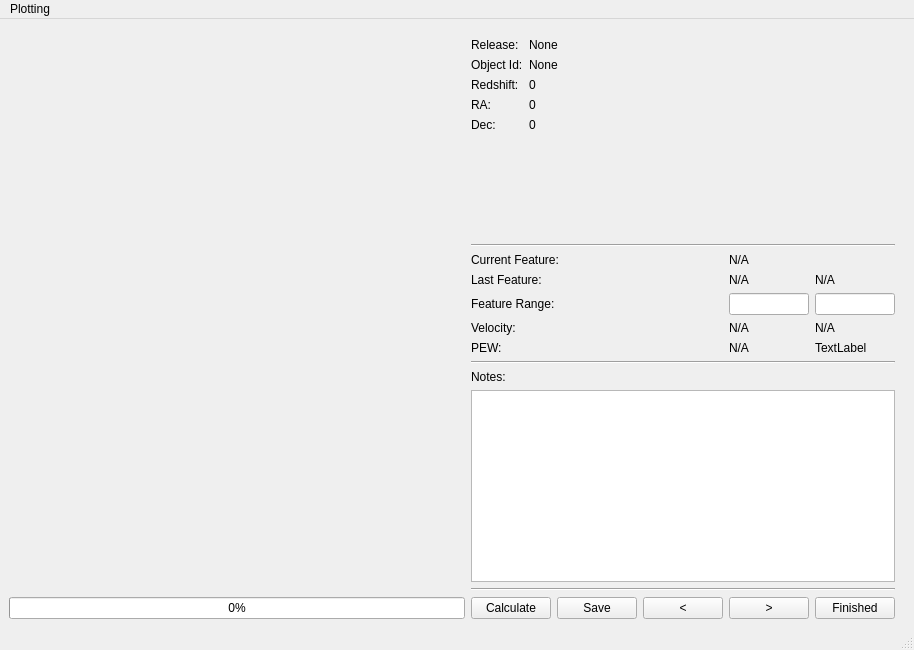
This is spec_analysis/app/gui_layouts/mainwindow.ui in mwvgroup/SN-Spectral-Evolution as Qt 5 draws it before an edit. The edited form follows.
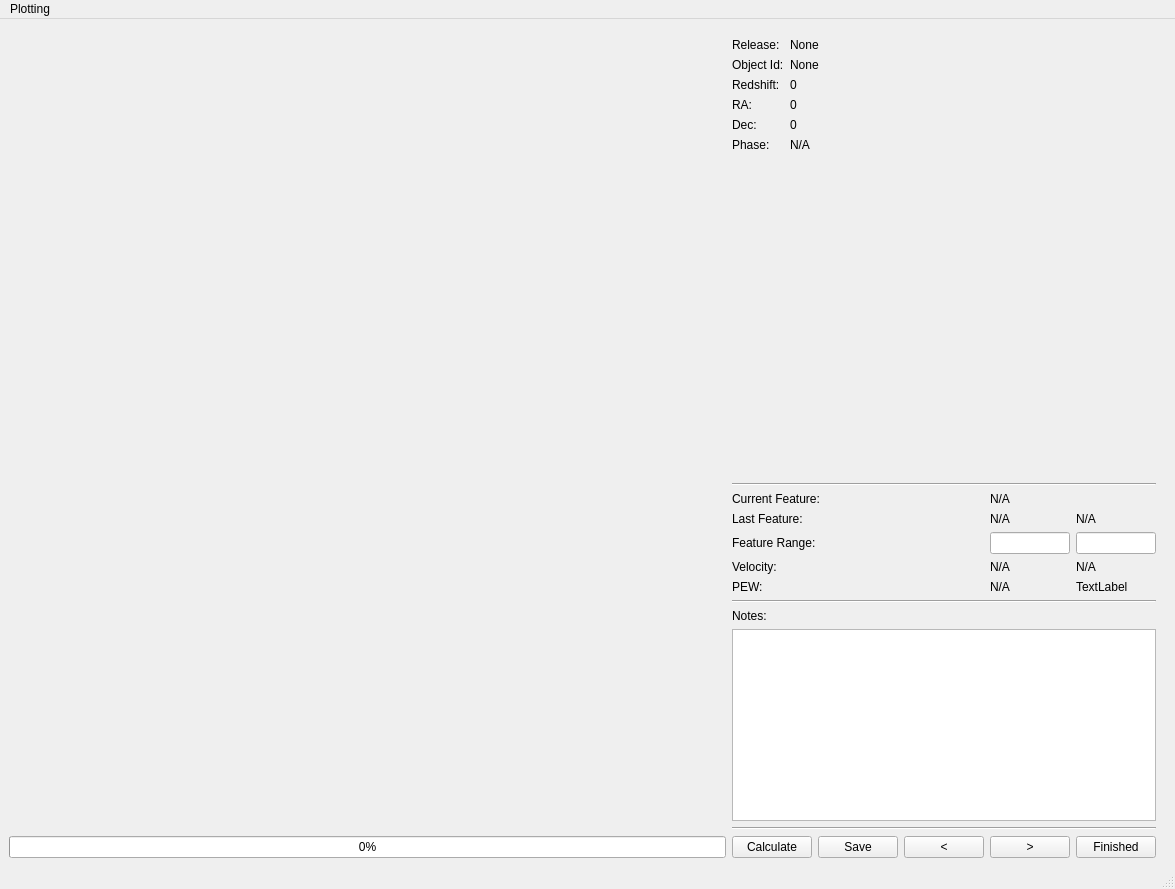
This is the edited form. Custom widgets are drawn as their Qt base class.

Commit message: Adds phase data to gui

Diff of the .ui file:
```diff
--- a/spec_analysis/app/gui_layouts/mainwindow.ui
+++ b/spec_analysis/app/gui_layouts/mainwindow.ui
@@ -6,8 +6,8 @@
    <rect>
     <x>0</x>
     <y>0</y>
-    <width>914</width>
-    <height>650</height>
+    <width>1175</width>
+    <height>889</height>
    </rect>
   </property>
   <property name="windowTitle">
@@ -125,6 +125,20 @@
             </property>
            </widget>
           </item>
+          <item row="5" column="1">
+           <widget class="QLabel" name="current_phase_label">
+            <property name="text">
+             <string>N/A</string>
+            </property>
+           </widget>
+          </item>
+          <item row="5" column="0">
+           <widget class="QLabel" name="phase_label">
+            <property name="text">
+             <string>Phase:</string>
+            </property>
+           </widget>
+          </item>
          </layout>
         </item>
         <item>
@@ -378,8 +392,8 @@
     <rect>
      <x>0</x>
      <y>0</y>
-     <width>914</width>
-     <height>22</height>
+     <width>1175</width>
+     <height>24</height>
     </rect>
    </property>
    <widget class="QMenu" name="menuPlotting">
```
The commit also changes 4 other files.
